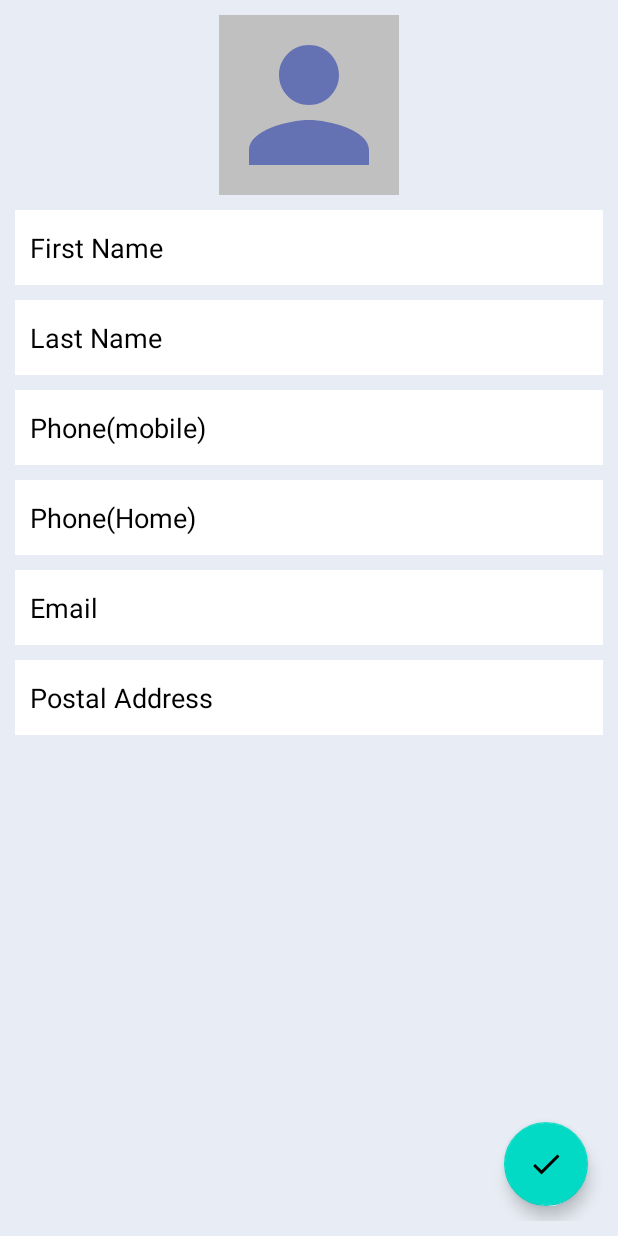
After one commit to aritra-tech/Petzzu-Aritra, an Android app: the EmergencyContacts screen opened directly, with no data from a screen before it, on a phone screen of 412 x 824 dp. The commit adds this screen. Run offline under Robolectric (Android 15) with nearby library versions, the phone set to English and light mode, and no system bars; Roboto replaces fonts that are not available here.

Commit message:
Emergency commit

```diff
--- a/app/src/main/AndroidManifest.xml
+++ b/app/src/main/AndroidManifest.xml
@@ -8,6 +8,7 @@
     <uses-permission android:name="android.permission.READ_EXTERNAL_STORAGE" />
     <uses-permission android:name="android.permission.INTERNET" />
     <uses-permission android:name="android.permission.WRITE_EXTERNAL_STORAGE" />
+    <uses-permission android:name="android.permission.WRITE_CONTACTS"/>
 
     <application
         android:allowBackup="true"
@@ -18,6 +19,9 @@
         android:supportsRtl="true"
         android:theme="@style/Theme.Petzzu"
         tools:targetApi="31">
+        <activity
+            android:name=".EmergencyContacts"
+            android:exported="false" />
         <activity
             android:name=".CommentsActivity"
             android:exported="false" />
--- a/app/src/main/java/com/example/petzzu/Dashboard.kt
+++ b/app/src/main/java/com/example/petzzu/Dashboard.kt
@@ -35,5 +35,11 @@ class Dashboard : AppCompatActivity() {
             val Intent=Intent(this,PetCommunity::class.java)
             startActivity(Intent)
         }
+
+        val emergencyy=findViewById<ImageView>(R.id.emergency)
+        emergencyy.setOnClickListener{
+            val Intent=Intent(this,EmergencyContacts::class.java)
+            startActivity(Intent)
+        }
     }
 }
--- /dev/null
+++ b/app/src/main/java/com/example/petzzu/EmergencyContacts.java
@@ -0,0 +1,72 @@
+package com.example.petzzu;
+
+import androidx.annotation.Nullable;
+import androidx.appcompat.app.AppCompatActivity;
+
+import android.content.Intent;
+import android.net.Uri;
+import android.os.Bundle;
+import android.provider.MediaStore;
+import android.view.View;
+import android.widget.Toast;
+
+import com.example.petzzu.databinding.ActivityEmergencyContactsBinding;
+
+public class EmergencyContacts extends AppCompatActivity {
+    private ActivityEmergencyContactsBinding binding;
+    private static final String TAG="CONTACT_TAG";
+    private static final int WRITE_CONTACT_PERMISSION_CODE=100;
+    private static final int IMAGE_PICK_GALLERY_CODE=200;
+    private String[] contactPermissions;
+    private Uri image_uri;
+
+    @Override
+    protected void onCreate(Bundle savedInstanceState) {
+        super.onCreate(savedInstanceState);
+        binding=ActivityEmergencyContactsBinding.inflate(getLayoutInflater());
+        setContentView(binding.getRoot());
+
+        binding.thumbnailIv.setOnClickListener(new View.OnClickListener() {
+            @Override
+            public void onClick(View view) {
+                openGalleryIntent();
+            }
+        });
+
+        binding.favSave.setOnClickListener(new View.OnClickListener() {
+            @Override
+            public void onClick(View view) {
+                saveContact();
+            }
+        });
+    }
+
+    private void saveContact() {
+        String firstName=binding.firstNameEt.getText().toString().trim();
+        String lastName=binding.lastNameEt.getText().toString().trim();
+        String phoneMobile=binding.mobilephoneEt.getText().toString().trim();
+        String phoneHome=binding.phoneHomeEt.getText().toString().trim();
+        String email=binding.emailEt.getText().toString().trim();
+        String address=binding.addressEt.getText().toString().trim();
+
+    }
+
+    private void openGalleryIntent() {
+        Intent intent=new Intent(Intent.ACTION_PICK, MediaStore.Images.Media.EXTERNAL_CONTENT_URI);
+        startActivityForResult(intent,IMAGE_PICK_GALLERY_CODE);
+    }
+
+    @Override
+    protected void onActivityResult(int requestCode, int resultCode, @Nullable Intent data) {
+        super.onActivityResult(requestCode, resultCode, data);
+        if(resultCode==RESULT_OK){
+            if (requestCode==IMAGE_PICK_GALLERY_CODE){
+                image_uri=data.getData();
+                binding.thumbnailIv.setImageURI(image_uri);
+            }
+            else {
+                Toast.makeText(this, "Cancelled!!", Toast.LENGTH_SHORT).show();
+            }
+        }
+    }
+}
--- /dev/null
+++ b/app/src/main/res/drawable/baseline_done_24.xml
@@ -0,0 +1,5 @@
+<vector android:height="24dp" android:tint="#B3A664"
+    android:viewportHeight="24" android:viewportWidth="24"
+    android:width="24dp" xmlns:android="http://schemas.android.com/apk/res/android">
+    <path android:fillColor="@android:color/white" android:pathData="M9,16.2L4.8,12l-1.4,1.4L9,19 21,7l-1.4,-1.4L9,16.2z"/>
+</vector>
--- a/app/src/main/res/drawable/baseline_person_24.xml
+++ b/app/src/main/res/drawable/baseline_person_24.xml
@@ -1,4 +1,4 @@
-<vector android:height="24dp" android:tint="#000000"
+<vector android:height="24dp" android:tint="#6471B3"
     android:viewportHeight="24" android:viewportWidth="24"
     android:width="24dp" xmlns:android="http://schemas.android.com/apk/res/android">
     <path android:fillColor="@android:color/white" android:pathData="M12,12c2.21,0 4,-1.79 4,-4s-1.79,-4 -4,-4 -4,1.79 -4,4 1.79,4 4,4zM12,14c-2.67,0 -8,1.34 -8,4v2h16v-2c0,-2.66 -5.33,-4 -8,-4z"/>
--- a/app/src/main/res/layout/activity_dashboard.xml
+++ b/app/src/main/res/layout/activity_dashboard.xml
@@ -226,6 +226,7 @@
                         android:src="@drawable/emergencycon"
                         android:layout_width="120dp"
                         android:layout_height="120dp"
+                        android:id="@+id/emergency"
                         />
 
                     <TextView
--- /dev/null
+++ b/app/src/main/res/layout/activity_emergency_contacts.xml
@@ -0,0 +1,111 @@
+<?xml version="1.0" encoding="utf-8"?>
+<RelativeLayout xmlns:android="http://schemas.android.com/apk/res/android"
+    xmlns:app="http://schemas.android.com/apk/res-auto"
+    xmlns:tools="http://schemas.android.com/tools"
+    android:layout_width="match_parent"
+    android:layout_height="match_parent"
+    android:padding="10dp"
+    android:background="#E8EDF5"
+    tools:context=".EmergencyContacts">
+
+    <ImageView
+        android:id="@+id/thumbnailIv"
+        android:layout_width="120dp"
+        android:layout_height="120dp"
+        android:background="#c0c0c0"
+        android:layout_centerHorizontal="true"
+        android:src="@drawable/baseline_person_24"
+        />
+    <EditText
+        android:id="@+id/firstNameEt"
+        android:layout_below="@+id/thumbnailIv"
+        android:layout_marginTop="10dp"
+        android:layout_width="match_parent"
+        android:layout_height="50dp"
+        android:hint="First Name"
+        android:background="#fff"
+        android:textColorHint="#000"
+        android:textColor="#000"
+        android:padding="10dp"
+        android:inputType="textPersonName"
+        />
+    <EditText
+        android:id="@+id/lastNameEt"
+        android:layout_below="@+id/firstNameEt"
+        android:layout_marginTop="10dp"
+        android:layout_width="match_parent"
+        android:layout_height="50dp"
+        android:hint="Last Name"
+        android:background="#fff"
+        android:textColorHint="#000"
+        android:textColor="#000"
+        android:padding="10dp"
+        android:inputType="textPersonName"
+        />
+    <EditText
+        android:id="@+id/mobilephoneEt"
+        android:layout_below="@+id/lastNameEt"
+        android:layout_marginTop="10dp"
+        android:layout_width="match_parent"
+        android:layout_height="50dp"
+        android:hint="Phone(mobile)"
+        android:background="#fff"
+        android:textColorHint="#000"
+        android:textColor="#000"
+        android:padding="10dp"
+        android:inputType="phone"
+        />
+
+    <EditText
+        android:id="@+id/phoneHomeEt"
+        android:layout_below="@+id/mobilephoneEt"
+        android:layout_marginTop="10dp"
+        android:layout_width="match_parent"
+        android:layout_height="50dp"
+        android:hint="Phone(Home)"
+        android:background="#fff"
+        android:textColorHint="#000"
+        android:textColor="#000"
+        android:padding="10dp"
+        android:inputType="phone"
+        />
+    <EditText
+        android:id="@+id/emailEt"
+        android:layout_below="@+id/phoneHomeEt"
+        android:layout_marginTop="10dp"
+        android:layout_width="match_parent"
+        android:layout_height="50dp"
+        android:hint="Email"
+        android:background="#fff"
+        android:textColorHint="#000"
+        android:textColor="#000"
+        android:padding="10dp"
+        android:inputType="textEmailAddress"
+        />
+    <EditText
+        android:id="@+id/addressEt"
+        android:layout_below="@+id/emailEt"
+        android:layout_marginTop="10dp"
+        android:layout_width="match_parent"
+        android:layout_height="50dp"
+        android:hint="Postal Address"
+        android:background="#fff"
+        android:textColorHint="#000"
+        android:textColor="#000"
+        android:padding="10dp"
+        android:inputType="textPostalAddress"
+        />
+    <com.google.android.material.floatingactionbutton.FloatingActionButton
+        android:layout_width="wrap_content"
+        android:layout_height="wrap_content"
+        android:id="@+id/favSave"
+        android:layout_alignParentEnd="true"
+        android:layout_alignParentBottom="true"
+        android:layout_margin="10dp"
+        android:src="@drawable/baseline_done_24"
+        android:contentDescription="null"
+        />
+
+
+
+</RelativeLayout>
```
